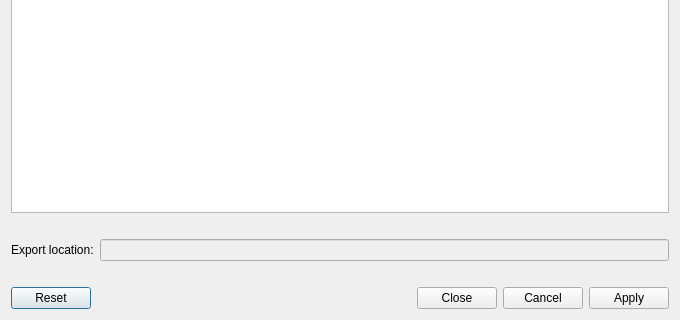
Before: the Qt Designer form src/ui/dlgPackageExporter.ui in Mudlet/Mudlet, drawn with Qt 5; both pictures show x 0 to 680 and y 160 to 480 of the 680 by 480 pixel window.
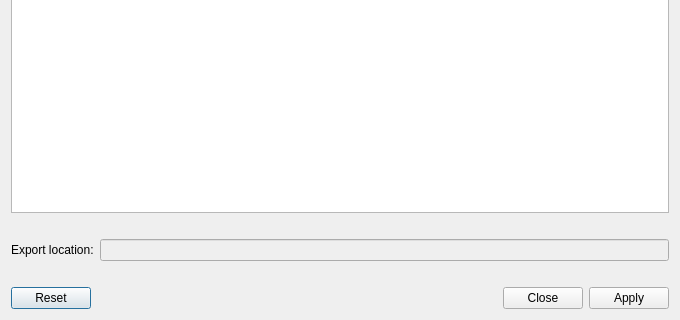
After: the same form once the commit is applied. Icons and pictures are not drawn.

```diff
--- a/src/ui/dlgPackageExporter.ui
+++ b/src/ui/dlgPackageExporter.ui
@@ -115,7 +115,7 @@
    <item row="4" column="0" colspan="2">
     <widget class="QDialogButtonBox" name="buttonBox">
      <property name="standardButtons">
-      <set>QDialogButtonBox::Apply|QDialogButtonBox::Cancel|QDialogButtonBox::Close|QDialogButtonBox::Reset</set>
+      <set>QDialogButtonBox::Apply|QDialogButtonBox::Close|QDialogButtonBox::Reset</set>
      </property>
     </widget>
    </item>
```
